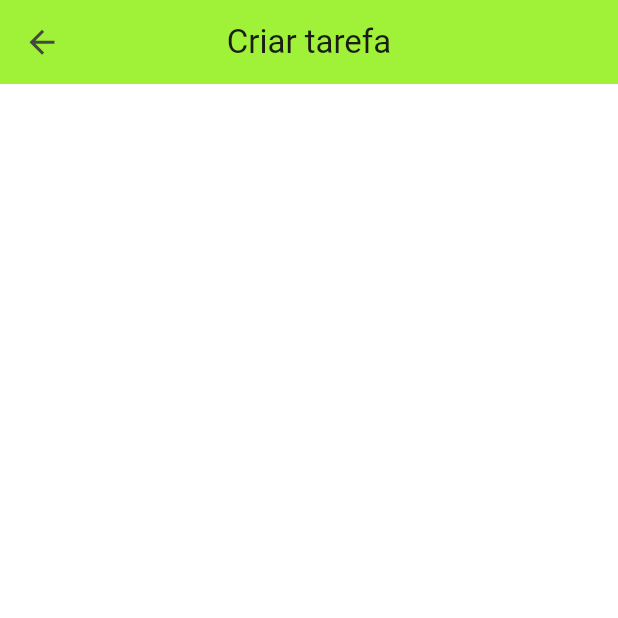
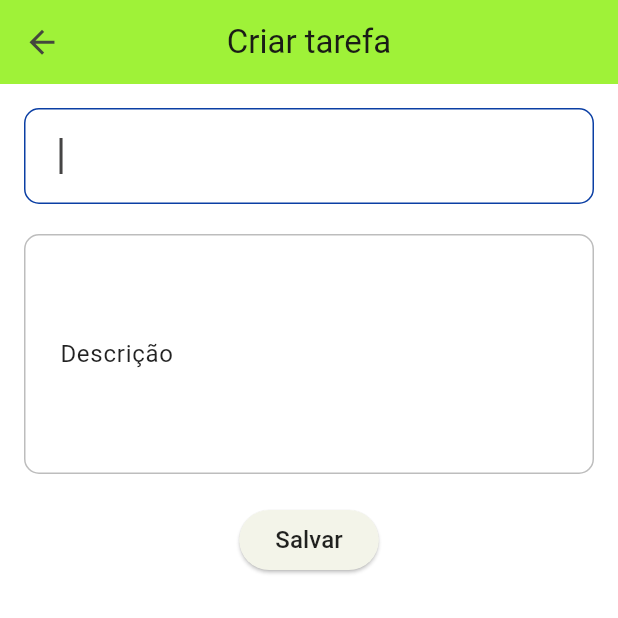
Before and after one commit to e-medeiros1/todo_list_provider, a Flutter app: the AddTodoScreen screen opened directly, on a phone screen of 412 x 824 dp, the top half of it. Run offline on Flutter 3.47's test engine with Material 2 defaults, Android fonts, the phone set to English and light mode, and no system bars; our stand-ins replace flutter_secure_storage, skeletons; accounts and stored records are empty.

Commit message:
Add custom inputfield

```diff
--- a/lib/app/core/widgets/todo_texts.dart
+++ b/lib/app/core/widgets/todo_texts.dart
@@ -5,19 +5,21 @@ class TodoTexts extends StatelessWidget {
   final String text;
   final double fontSize;
   final TextAlign? textAlign;
+  final Color? colorText;
 
   const TodoTexts({
     Key? key,
     required this.text,
     required this.fontSize,
     this.textAlign,
+    this.colorText,
   }) : super(key: key);
 
   @override
   Widget build(BuildContext context) {
     return Text(
       text,
-      style: TextStyle(fontSize: fontSize),
+      style: TextStyle(fontSize: fontSize, color: colorText),
       textAlign: textAlign,
     );
   }
--- a/lib/app/pages/form/add_todo_screen.dart
+++ b/lib/app/pages/form/add_todo_screen.dart
@@ -1,5 +1,6 @@
 import 'package:flutter/material.dart';
 import 'package:todo_list_provider/app/core/widgets/todo_texts.dart';
+import 'package:todo_list_provider/app/pages/form/widgets/todo_form_field.dart';
 
 class AddTodoScreen extends StatefulWidget {
   const AddTodoScreen({super.key});
@@ -9,6 +10,9 @@ class AddTodoScreen extends StatefulWidget {
 }
 
 class _AddTodoScreenState extends State<AddTodoScreen> {
+  final formKey = GlobalKey<FormState>();
+  final titleController = TextEditingController();
+  final contentController = TextEditingController();
   @override
   Widget build(BuildContext context) {
     return SafeArea(
@@ -18,7 +22,40 @@ class _AddTodoScreenState extends State<AddTodoScreen> {
           title: const TodoTexts(text: 'Criar tarefa', fontSize: 22),
           centerTitle: true,
         ),
-        body: Container(),
+        body: SingleChildScrollView(
+          child: Padding(
+            padding: const EdgeInsets.all(16.0),
+            child: Form(
+              key: formKey,
+              child: Column(
+                children: [
+                  TodoFormField(
+                    autoFocus: true,
+                    controller: titleController,
+                    focus: FocusNode(canRequestFocus: true),
+                    label: 'Título',
+                  ),
+                  const SizedBox(height: 20),
+                  TodoFormField(
+                    controller: contentController,
+                    focus: FocusNode(),
+                    label: 'Descrição',
+                    maxLines: 5,
+                  ),
+                  const SizedBox(height: 20),
+                  ElevatedButton(
+                    onPressed: () {},
+                    child: const TodoTexts(
+                      text: 'Salvar',
+                      fontSize: 16,
+                      colorText: Colors.black87,
+                    ),
+                  )
+                ],
+              ),
+            ),
+          ),
+        ),
       ),
     );
   }
--- /dev/null
+++ b/lib/app/pages/form/widgets/todo_form_field.dart
@@ -0,0 +1,54 @@
+import 'package:flutter/material.dart';
+import 'package:todo_list_provider/app/core/styles/colors_style.dart';
+import 'package:todo_list_provider/app/core/widgets/todo_texts.dart';
+
+class TodoFormField extends StatelessWidget {
+  final TextEditingController controller;
+  final FocusNode focus;
+  final String label;
+  final bool autoFocus;
+  final TextCapitalization textCapitalization;
+  final String? Function(String?)? validator;
+  final void Function(String)? onFieldSubmitted;
+  final int? maxLines;
+  final int? minLines;
+  final void Function()? onTap;
+  final bool readOnly;
+
+  const TodoFormField({
+    super.key,
+    required this.controller,
+    required this.focus,
+    required this.label,
+    this.autoFocus = false,
+    this.textCapitalization = TextCapitalization.none,
+    this.validator,
+    this.onFieldSubmitted,
+    this.maxLines,
+    this.minLines,
+    this.onTap,
+    this.readOnly = false,
+  });
+
+  @override
+  Widget build(BuildContext context) {
+    return TextFormField(
+      controller: controller,
+      focusNode: focus,
+      textCapitalization: textCapitalization,
+      validator: validator,
+      onFieldSubmitted: onFieldSubmitted,
+      maxLines: maxLines,
+      minLines: minLines,
+      onTap: onTap,
+      readOnly: readOnly,
+      autofocus: autoFocus,
+      cursorColor: context.colors.secondary,
+      decoration: InputDecoration(
+        floatingLabelBehavior: FloatingLabelBehavior.never,
+        label: TodoTexts(text: label, fontSize: 16),
+        labelStyle: const TextStyle(color: Colors.black87),
+      ),
+    );
+  }
+}
```
